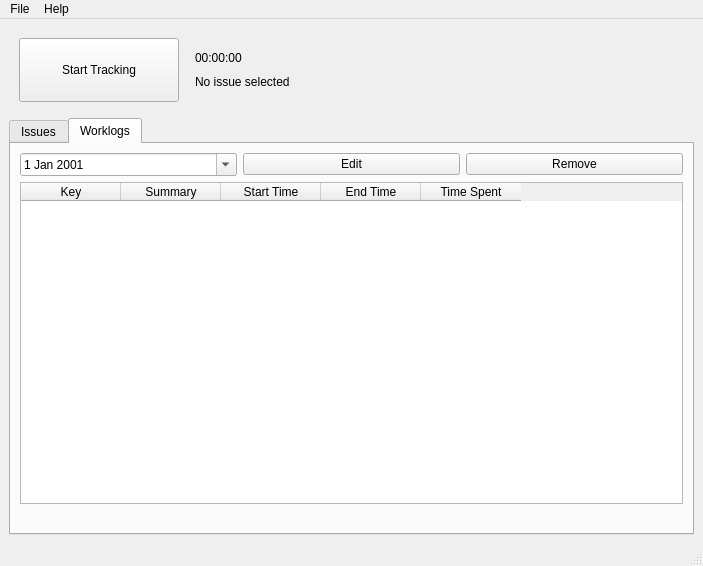
This is resources/main_window.ui in citizen-stig/pyjtt as Qt 5 draws it before an edit. The edited form follows.
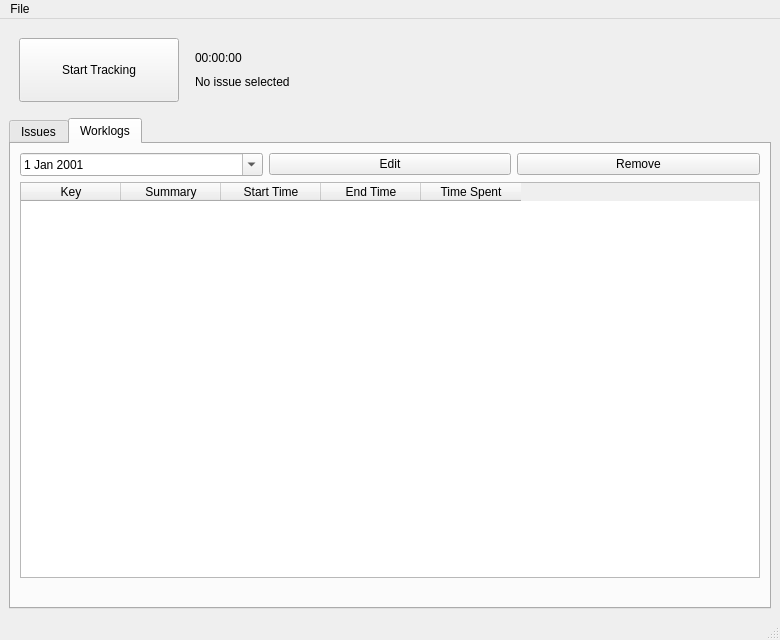
This is the edited form. The open tabs and pages were chosen to show the change. Icons and pictures are not drawn.

Diff of the .ui file:
```diff
--- a/resources/main_window.ui
+++ b/resources/main_window.ui
@@ -6,14 +6,14 @@
    <rect>
     <x>0</x>
     <y>0</y>
-    <width>703</width>
-    <height>566</height>
+    <width>780</width>
+    <height>640</height>
    </rect>
   </property>
   <property name="minimumSize">
    <size>
-    <width>640</width>
-    <height>480</height>
+    <width>780</width>
+    <height>640</height>
    </size>
   </property>
   <property name="windowTitle">
@@ -389,8 +389,8 @@
     <rect>
      <x>0</x>
      <y>0</y>
-     <width>703</width>
-     <height>18</height>
+     <width>780</width>
+     <height>22</height>
     </rect>
    </property>
    <widget class="QMenu" name="menuFile">
@@ -403,15 +403,7 @@
     <addaction name="actionLogout"/>
     <addaction name="actionExit"/>
    </widget>
-   <widget class="QMenu" name="menuHelp">
-    <property name="title">
-     <string>Help</string>
-    </property>
-    <addaction name="actionAbout_pyJTT"/>
-    <addaction name="actionAbout_Qt"/>
-   </widget>
    <addaction name="menuFile"/>
-   <addaction name="menuHelp"/>
   </widget>
   <widget class="QStatusBar" name="statusbar"/>
   <action name="actionReresh_issue">
```
Left out of the diff: 2 changed lines with no effect on the pictures.
